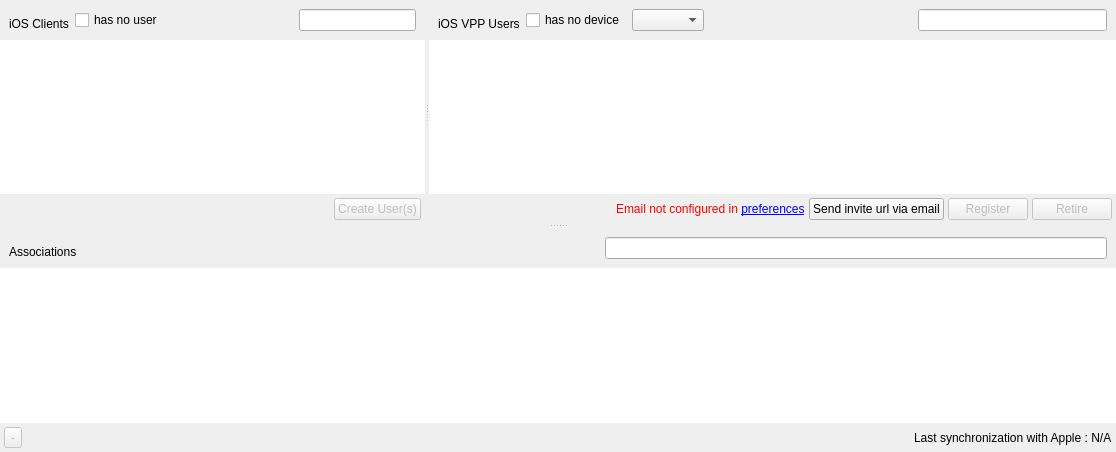
Qt form FWAdminLib/vppv2/VPPv2UsersDlg.ui (fw-dev/translations) before a commit.
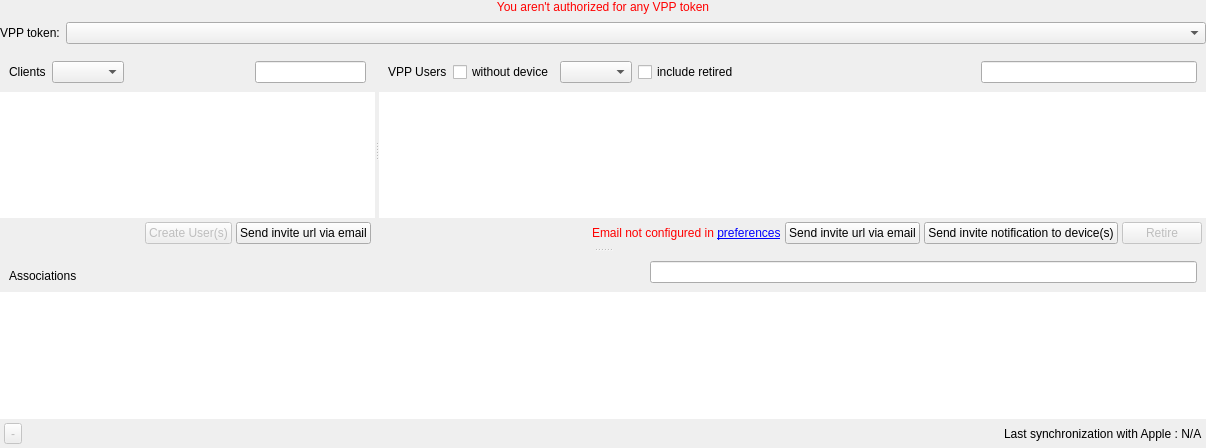
The same form after that commit. Custom widgets are drawn as their Qt base class.

Patch:
```diff
--- a/FWAdminLib/vppv2/VPPv2UsersDlg.ui
+++ b/FWAdminLib/vppv2/VPPv2UsersDlg.ui
@@ -6,17 +6,80 @@
    <rect>
     <x>0</x>
     <y>0</y>
-    <width>1116</width>
-    <height>452</height>
+    <width>1206</width>
+    <height>448</height>
    </rect>
   </property>
   <property name="windowTitle">
    <string>VPP User Management</string>
   </property>
-  <layout class="QHBoxLayout" name="horizontalLayout">
-   <property name="margin">
+  <layout class="QVBoxLayout" name="verticalLayout">
+   <property name="spacing">
     <number>0</number>
    </property>
+   <property name="leftMargin">
+    <number>0</number>
+   </property>
+   <property name="topMargin">
+    <number>0</number>
+   </property>
+   <property name="rightMargin">
+    <number>0</number>
+   </property>
+   <property name="bottomMargin">
+    <number>0</number>
+   </property>
+   <item>
+    <widget class="QLabel" name="notAuthorizedLabel">
+     <property name="enabled">
+      <bool>false</bool>
+     </property>
+     <property name="styleSheet">
+      <string notr="true">color: red</string>
+     </property>
+     <property name="text">
+      <string>You aren't authorized for any VPP token</string>
+     </property>
+     <property name="alignment">
+      <set>Qt::AlignCenter</set>
+     </property>
+    </widget>
+   </item>
+   <item>
+    <widget class="QWidget" name="VPPMainWidget" native="true">
+     <layout class="QFormLayout" name="formLayout">
+      <property name="leftMargin">
+       <number>0</number>
+      </property>
+      <property name="topMargin">
+       <number>8</number>
+      </property>
+      <property name="rightMargin">
+       <number>0</number>
+      </property>
+      <property name="bottomMargin">
+       <number>8</number>
+      </property>
+      <item row="0" column="0">
+       <widget class="QLabel" name="label_2">
+        <property name="text">
+         <string>VPP token:</string>
+        </property>
+       </widget>
+      </item>
+      <item row="0" column="1">
+       <widget class="QComboBox" name="currentVPPToken">
+        <property name="minimumSize">
+         <size>
+          <width>200</width>
+          <height>0</height>
+         </size>
+        </property>
+       </widget>
+      </item>
+     </layout>
+    </widget>
+   </item>
    <item>
     <widget class="PrettySplitter" name="splitter_2">
      <property name="orientation">
@@ -40,19 +103,15 @@
            <item>
             <widget class="QLabel" name="clientsLabel">
              <property name="text">
-              <string>iOS Clients</string>
+              <string>Clients</string>
              </property>
              <property name="alignment">
-              <set>Qt::AlignBottom|Qt::AlignLeading|Qt::AlignLeft</set>
+              <set>Qt::AlignLeading|Qt::AlignLeft|Qt::AlignVCenter</set>
              </property>
             </widget>
            </item>
            <item>
-            <widget class="QCheckBox" name="clientsNotAssociatedFilter">
-             <property name="text">
-              <string>has no user</string>
-             </property>
-            </widget>
+            <widget class="QComboBox" name="clientsFilterCombo"/>
            </item>
            <item>
             <spacer name="horizontalSpacer_9">
@@ -132,6 +191,13 @@
             </property>
            </widget>
           </item>
+          <item>
+           <widget class="QPushButton" name="sendInviteUrlToVPPUsers">
+            <property name="text">
+             <string>Send invite url via email</string>
+            </property>
+           </widget>
+          </item>
          </layout>
         </item>
        </layout>
@@ -150,23 +216,30 @@
            <item>
             <widget class="QLabel" name="usersLbl">
              <property name="text">
-              <string>iOS VPP Users</string>
+              <string>VPP Users</string>
              </property>
              <property name="alignment">
-              <set>Qt::AlignBottom|Qt::AlignLeading|Qt::AlignLeft</set>
+              <set>Qt::AlignLeading|Qt::AlignLeft|Qt::AlignVCenter</set>
              </property>
             </widget>
            </item>
            <item>
             <widget class="QCheckBox" name="usersNotAssociatedFilter">
              <property name="text">
-              <string>has no device</string>
+              <string>without device</string>
              </property>
             </widget>
            </item>
            <item>
             <widget class="QComboBox" name="vppUserType"/>
            </item>
+           <item>
+            <widget class="QCheckBox" name="vppIncludeRetired">
+             <property name="text">
+              <string>include retired</string>
+             </property>
+            </widget>
+           </item>
            <item>
             <spacer name="horizontalSpacer_12">
              <property name="orientation">
@@ -296,12 +369,9 @@
            </widget>
           </item>
           <item>
-           <widget class="QPushButton" name="registerButton">
-            <property name="enabled">
-             <bool>false</bool>
-            </property>
+           <widget class="QPushButton" name="sendInviteToDevice">
             <property name="text">
-             <string>Register</string>
+             <string>Send invite notification to device(s)</string>
             </property>
            </widget>
           </item>
@@ -432,34 +502,34 @@
   </layout>
  </widget>
  <customwidgets>
-  <customwidget>
-   <class>SearchLineEdit</class>
-   <extends>QLineEdit</extends>
-   <header>FileWaveGuiLib/searchlineedit/searchlineedit.h</header>
-  </customwidget>
-  <customwidget>
-   <class>ViewSearchHeader</class>
-   <extends>QWidget</extends>
-   <header>FWAdminLib/ViewSearchHeader.h</header>
-   <container>1</container>
-  </customwidget>
   <customwidget>
    <class>StyledTreeView</class>
    <extends>QTreeView</extends>
    <header>FileWaveGuiLib/styledviews/styledtreeview.h</header>
   </customwidget>
-  <customwidget>
-   <class>CircularProgressIndicator</class>
-   <extends>QWidget</extends>
-   <header>FileWaveGuiLib/circularprogressindicator.h</header>
-   <container>1</container>
-  </customwidget>
   <customwidget>
    <class>PrettySplitter</class>
    <extends>QSplitter</extends>
    <header>FileWaveGuiLib/prettysplitter/prettysplitter.h</header>
    <container>1</container>
   </customwidget>
+  <customwidget>
+   <class>CircularProgressIndicator</class>
+   <extends>QWidget</extends>
+   <header>FileWaveGuiLib/circularprogressindicator.h</header>
+   <container>1</container>
+  </customwidget>
+  <customwidget>
+   <class>SearchLineEdit</class>
+   <extends>QLineEdit</extends>
+   <header>FileWaveGuiLib/searchlineedit/searchlineedit.h</header>
+  </customwidget>
+  <customwidget>
+   <class>ViewSearchHeader</class>
+   <extends>QWidget</extends>
+   <header>FWAdminLib/ViewSearchHeader.h</header>
+   <container>1</container>
+  </customwidget>
  </customwidgets>
  <resources/>
  <connections/>
```
Left out of the diff: 69 changed lines with no effect on the pictures.
